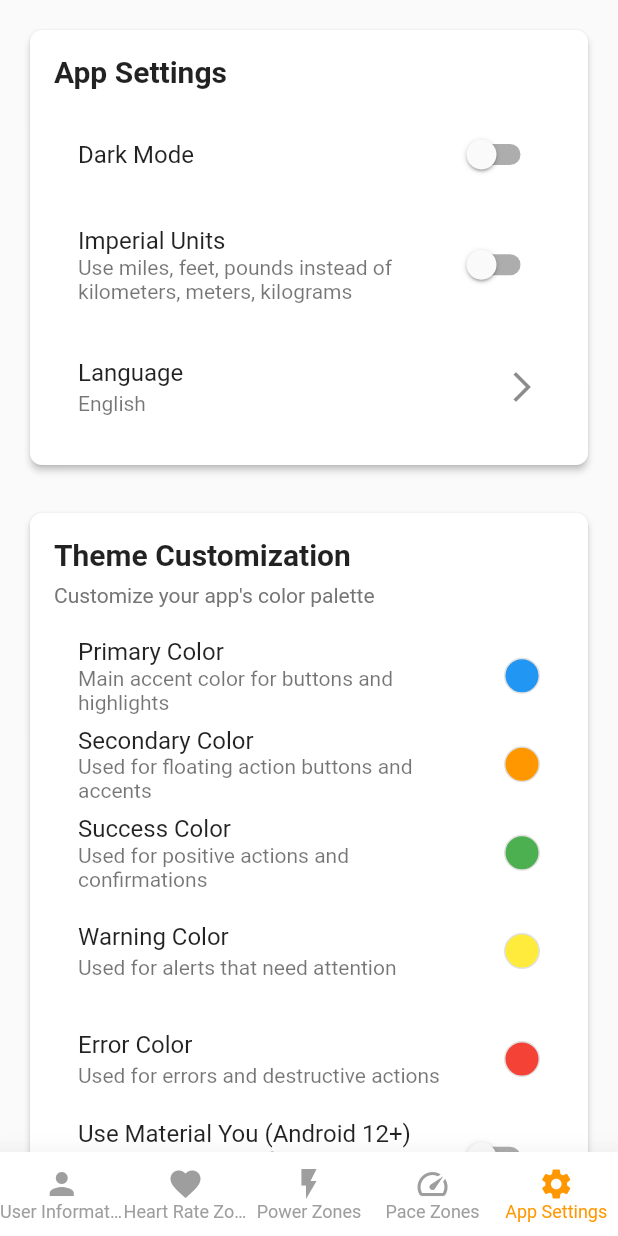
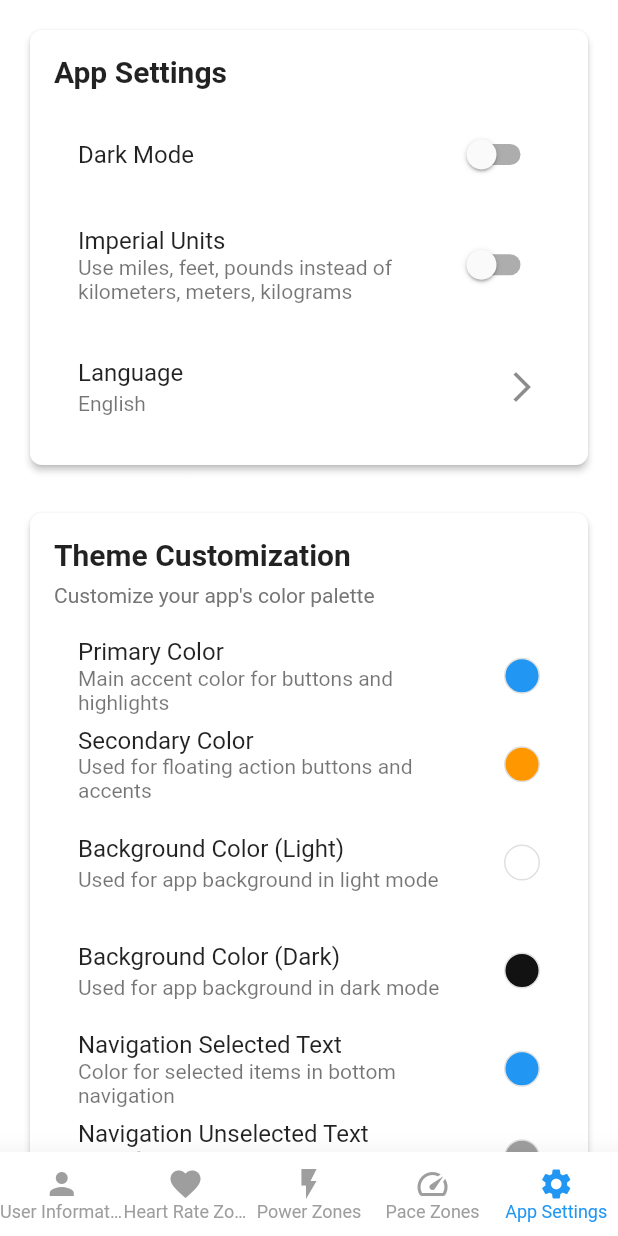
Before and after one commit to jtlab-studio/volt_one, a Flutter app: the ProfileScreen screen opened directly, item 5 of the bottom bar chosen, on a phone screen of 412 x 824 dp. Run offline on Flutter 3.47's test engine with Material 3 defaults, Android fonts, the phone set to English and light mode, and no system bars; our stand-ins replace flutter_riverpod.

Commit message:
Theme customs

```diff
--- a/lib/core/theme/app_theme.dart
+++ b/lib/core/theme/app_theme.dart
@@ -4,7 +4,8 @@ import 'package:flutter_riverpod/flutter_riverpod.dart';
 import 'app_colors.dart';
 import 'app_text_theme.dart';
 
-final themeModeProvider = StateProvider<ThemeMode>((ref) => ThemeMode.system);
+// Set default theme to light mode
+final themeModeProvider = StateProvider<ThemeMode>((ref) => ThemeMode.light);
 
 class AppTheme {
   final ThemeData light;
@@ -57,17 +58,17 @@ final materialThemeProvider = Provider<AppTheme>((ref) {
       colorScheme: ColorScheme.dark(
         primary: AppColors.primary,
         secondary: AppColors.secondary,
-        surface: const Color(0xFF121212), // Changed from background to surface
+        surface: AppColors.darkBackground, // Using our RGBA color
         error: AppColors.error,
       ),
       textTheme: appTextTheme,
       appBarTheme: AppBarTheme(
-        backgroundColor: const Color(0xFF1E1E1E),
+        backgroundColor: AppColors.darkSurface, // Using our RGBA color
         foregroundColor: Colors.white,
         elevation: .0,
       ),
       bottomNavigationBarTheme: BottomNavigationBarThemeData(
-        backgroundColor: const Color(0xFF1E1E1E),
+        backgroundColor: AppColors.darkSurface, // Using our RGBA color
         selectedItemColor: AppColors.primary,
         unselectedItemColor: Colors.grey,
       ),
@@ -82,7 +83,7 @@ final materialThemeProvider = Provider<AppTheme>((ref) {
       ),
       cardTheme: CardTheme(
         elevation: 2,
-        color: const Color(0xFF2C2C2C),
+        color: AppColors.darkCard, // Using our RGBA color
         shape: RoundedRectangleBorder(
           borderRadius: BorderRadius.circular(8),
         ),
--- a/lib/core/theme/theme_provider.dart
+++ b/lib/core/theme/theme_provider.dart
@@ -21,6 +21,10 @@ class ThemeNotifier extends StateNotifier<ThemeSettings> {
           successColor: AppColors.success,
           warningColor: AppColors.warning,
           errorColor: AppColors.error,
+          backgroundColorLight: Colors.white,
+          backgroundColorDark: AppColors.darkBackground,
+          navSelectedTextColor: AppColors.primary,
+          navUnselectedTextColor: Colors.grey,
           useMaterialYou: false,
         ));
 
@@ -44,6 +48,22 @@ class ThemeNotifier extends StateNotifier<ThemeSettings> {
     state = state.copyWith(errorColor: color);
   }
 
+  void updateBackgroundColorLight(Color color) {
+    state = state.copyWith(backgroundColorLight: color);
+  }
+
+  void updateBackgroundColorDark(Color color) {
+    state = state.copyWith(backgroundColorDark: color);
+  }
+
+  void updateNavSelectedTextColor(Color color) {
+    state = state.copyWith(navSelectedTextColor: color);
+  }
+
+  void updateNavUnselectedTextColor(Color color) {
+    state = state.copyWith(navUnselectedTextColor: color);
+  }
+
   void toggleMaterialYou() {
     state = state.copyWith(useMaterialYou: !state.useMaterialYou);
   }
@@ -55,6 +75,10 @@ class ThemeNotifier extends StateNotifier<ThemeSettings> {
       successColor: AppColors.success,
       warningColor: AppColors.warning,
       errorColor: AppColors.error,
+      backgroundColorLight: Colors.white,
+      backgroundColorDark: AppColors.darkBackground,
+      navSelectedTextColor: AppColors.primary,
+      navUnselectedTextColor: Colors.grey,
       useMaterialYou: false,
     );
   }
@@ -73,6 +97,10 @@ class ThemeSettings {
   final Color successColor;
   final Color warningColor;
   final Color errorColor;
+  final Color backgroundColorLight;
+  final Color backgroundColorDark;
+  final Color navSelectedTextColor;
+  final Color navUnselectedTextColor;
   final bool useMaterialYou;
 
   ThemeSettings({
@@ -81,6 +109,10 @@ class ThemeSettings {
     required this.successColor,
     required this.warningColor,
     required this.errorColor,
+    required this.backgroundColorLight,
+    required this.backgroundColorDark,
+    required this.navSelectedTextColor,
+    required this.navUnselectedTextColor,
     required this.useMaterialYou,
   });
 
@@ -90,6 +122,10 @@ class ThemeSettings {
     Color? successColor,
     Color? warningColor,
     Color? errorColor,
+    Color? backgroundColorLight,
+    Color? backgroundColorDark,
+    Color? navSelectedTextColor,
+    Color? navUnselectedTextColor,
     bool? useMaterialYou,
   }) {
     return ThemeSettings(
@@ -98,6 +134,11 @@ class ThemeSettings {
       successColor: successColor ?? this.successColor,
       warningColor: warningColor ?? this.warningColor,
       errorColor: errorColor ?? this.errorColor,
+      backgroundColorLight: backgroundColorLight ?? this.backgroundColorLight,
+      backgroundColorDark: backgroundColorDark ?? this.backgroundColorDark,
+      navSelectedTextColor: navSelectedTextColor ?? this.navSelectedTextColor,
+      navUnselectedTextColor:
+          navUnselectedTextColor ?? this.navUnselectedTextColor,
       useMaterialYou: useMaterialYou ?? this.useMaterialYou,
     );
   }
@@ -151,18 +192,19 @@ final dynamicThemeProvider = Provider<AppTheme>((ref) {
       colorScheme: ColorScheme.light(
         primary: themeSettings.primaryColor,
         secondary: themeSettings.secondaryColor,
-        surface: Colors.white,
+        surface: themeSettings.backgroundColorLight,
         error: themeSettings.errorColor,
       ),
+      scaffoldBackgroundColor: themeSettings.backgroundColorLight,
       appBarTheme: AppBarTheme(
         backgroundColor: themeSettings.primaryColor,
         foregroundColor: Colors.white,
         elevation: 0.0,
       ),
       bottomNavigationBarTheme: BottomNavigationBarThemeData(
-        backgroundColor: Colors.white,
-        selectedItemColor: themeSettings.primaryColor,
-        unselectedItemColor: Colors.grey,
+        backgroundColor: themeSettings.backgroundColorLight,
+        selectedItemColor: themeSettings.navSelectedTextColor,
+        unselectedItemColor: themeSettings.navUnselectedTextColor,
       ),
       elevatedButtonTheme: ElevatedButtonThemeData(
         style: ElevatedButton.styleFrom(
@@ -199,6 +241,7 @@ final dynamicThemeProvider = Provider<AppTheme>((ref) {
         surface: AppColors.darkSurface,
         error: darkenColor(themeSettings.errorColor, 0.1),
       ),
+      scaffoldBackgroundColor: themeSettings.backgroundColorDark,
       appBarTheme: AppBarTheme(
         backgroundColor: AppColors.darkSurface,
         foregroundColor: Colors.white,
@@ -206,8 +249,8 @@ final dynamicThemeProvider = Provider<AppTheme>((ref) {
       ),
       bottomNavigationBarTheme: BottomNavigationBarThemeData(
         backgroundColor: AppColors.darkSurface,
-        selectedItemColor: themeSettings.primaryColor,
-        unselectedItemColor: Colors.grey,
+        selectedItemColor: themeSettings.navSelectedTextColor,
+        unselectedItemColor: themeSettings.navUnselectedTextColor,
       ),
       elevatedButtonTheme: ElevatedButtonThemeData(
         style: ElevatedButton.styleFrom(
--- a/lib/modules/profile/profile_screen.dart
+++ b/lib/modules/profile/profile_screen.dart
@@ -3,6 +3,7 @@
 import 'package:flutter/material.dart';
 import 'package:flutter_riverpod/flutter_riverpod.dart';
 import '../../core/l10n/app_localizations.dart';
+import '../../core/theme/theme_provider.dart';
 import 'screens/app_settings_screen.dart';
 import 'screens/hr_zones_screen.dart';
 import 'screens/power_zones_screen.dart' as power_zones;
@@ -12,9 +13,6 @@ import '../../shared/widgets/global_burger_menu.dart';
 
 // Provider to track the current profile section
 final profileSectionProvider = StateProvider<String>((ref) => 'user_info');
-
-// Orange color to use throughout the app
-final orangeColor = const Color.fromRGBO(255, 152, 0, 1.0);
 
 class ProfileScreen extends ConsumerWidget {
   const ProfileScreen({super.key});
@@ -52,6 +50,8 @@ class ProfileScreen extends ConsumerWidget {
 
   Widget _buildProfileBottomNavBar(BuildContext context, WidgetRef ref,
       String currentSection, AppLocalizations localizations) {
+    final themeSettings = ref.watch(themeSettingsProvider);
+
     return BottomNavigationBar(
       currentIndex: _getProfileNavIndex(currentSection),
       onTap: (index) {
@@ -74,8 +74,8 @@ class ProfileScreen extends ConsumerWidget {
         }
       },
       type: BottomNavigationBarType.fixed,
-      selectedItemColor: orangeColor,
-      unselectedItemColor: Colors.grey,
+      selectedItemColor: themeSettings.navSelectedTextColor,
+      unselectedItemColor: themeSettings.navUnselectedTextColor,
       elevation: 16, // Add elevation for shadow
       iconSize: 24, // Consistent icon size
       selectedFontSize: 12, // Font size for selected items
--- a/lib/modules/profile/screens/app_settings_screen.dart
+++ b/lib/modules/profile/screens/app_settings_screen.dart
@@ -224,76 +224,96 @@ class AppSettingsScreen extends ConsumerWidget {
                   },
                 ),
 
-                // Success Color Selector
+                // Background Color Light Selector
                 ListTile(
-                  title: const Text('Success Color'),
-                  subtitle:
-                      const Text('Used for positive actions and confirmations'),
+                  title: const Text('Background Color (Light)'),
+                  subtitle: const Text('Used for app background in light mode'),
                   trailing: Container(
                     width: 24,
                     height: 24,
                     decoration: BoxDecoration(
-                      color: themeSettings.successColor,
+                      color: themeSettings.backgroundColorLight,
                       shape: BoxShape.circle,
                       border: Border.all(color: Colors.grey.shade300),
                     ),
                   ),
                   onTap: () {
-                    _showColorPicker(
-                        context, 'Success Color', themeSettings.successColor,
-                        (color) {
+                    _showColorPicker(context, 'Background Color (Light)',
+                        themeSettings.backgroundColorLight, (color) {
                       ref
                           .read(themeSettingsProvider.notifier)
-                          .updateSuccessColor(color);
+                          .updateBackgroundColorLight(color);
                     });
                   },
                 ),
 
-                // Warning Color Selector
+                // Background Color Dark Selector
                 ListTile(
-                  title: const Text('Warning Color'),
-                  subtitle: const Text('Used for alerts that need attention'),
+                  title: const Text('Background Color (Dark)'),
+                  subtitle: const Text('Used for app background in dark mode'),
                   trailing: Container(
                     width: 24,
                     height: 24,
                     decoration: BoxDecoration(
-                      color: themeSettings.warningColor,
+                      color: themeSettings.backgroundColorDark,
                       shape: BoxShape.circle,
                       border: Border.all(color: Colors.grey.shade300),
                     ),
                   ),
                   onTap: () {
-                    _showColorPicker(
-                        context, 'Warning Color', themeSettings.warningColor,
-                        (color) {
+                    _showColorPicker(context, 'Background Color (Dark)',
+                        themeSettings.backgroundColorDark, (color) {
                       ref
                           .read(themeSettingsProvider.notifier)
-                          .updateWarningColor(color);
+                          .updateBackgroundColorDark(color);
                     });
                   },
                 ),
 
-                // Error Color Selector
+                // Navigation Selected Text Color Selector
                 ListTile(
-                  title: const Text('Error Color'),
-                  subtitle:
-                      const Text('Used for errors and destructive actions'),
+                  title: const Text('Navigation Selected Text'),
+                  subtitle: const Text(
+                      'Color for selected items in bottom navigation'),
                   trailing: Container(
                     width: 24,
                     height: 24,
                     decoration: BoxDecoration(
-                      color: themeSettings.errorColor,
+                      color: themeSettings.navSelectedTextColor,
                       shape: BoxShape.circle,
                       border: Border.all(color: Colors.grey.shade300),
                     ),
                   ),
                   onTap: () {
-                    _showColorPicker(
-                        context, 'Error Color', themeSettings.errorColor,
-                        (color) {
+                    _showColorPicker(context, 'Navigation Selected Text',
+                        themeSettings.navSelectedTextColor, (color) {
                       ref
                           .read(themeSettingsProvider.notifier)
-                          .updateErrorColor(color);
+                          .updateNavSelectedTextColor(color);
+                    });
+                  },
+                ),
+
+                // Navigation Unselected Text Color Selector
+                ListTile(
+                  title: const Text('Navigation Unselected Text'),
+                  subtitle: const Text(
+                      'Color for unselected items in bottom navigation'),
+                  trailing: Container(
+                    width: 24,
+                    height: 24,
+                    decoration: BoxDecoration(
+                      color: themeSettings.navUnselectedTextColor,
+                      shape: BoxShape.circle,
+                      border: Border.all(color: Colors.grey.shade300),
+                    ),
+                  ),
+                  onTap: () {
+                    _showColorPicker(context, 'Navigation Unselected Text',
+                        themeSettings.navUnselectedTextColor, (color) {
+                      ref
+                          .read(themeSettingsProvider.notifier)
+                          .updateNavUnselectedTextColor(color);
                     });
                   },
                 ),
@@ -419,9 +439,14 @@ class AppSettingsScreen extends ConsumerWidget {
     final primaryColor = isLight
         ? settings.primaryColor
         : _darkenColor(settings.primaryColor, 0.2);
-    final backgroundColor = isLight ? Colors.white : const Color(0xFF121212);
+    final backgroundColor =
+        isLight ? settings.backgroundColorLight : settings.backgroundColorDark;
     final textColor = isLight ? Colors.black87 : Colors.white;
     final cardColor = isLight ? Colors.white : const Color(0xFF2C2C2C);
+
+    // Navigation preview colors
+    final navSelectedColor = settings.navSelectedTextColor;
+    final navUnselectedColor = settings.navUnselectedTextColor;
 
     return Container(
       padding: const EdgeInsets.all(8),
@@ -484,6 +509,25 @@ class AppSettingsScreen extends ConsumerWidget {
                     ),
                   ),
                 ),
+              ],
+            ),
+          ),
+
+          const SizedBox(height: 8),
+
+          // Navigation Preview
+          Container(
+            padding: const EdgeInsets.all(4),
+            decoration: BoxDecoration(
+              color: cardColor,
+              borderRadius: BorderRadius.circular(4),
+            ),
+            child: Row(
+              mainAxisAlignment: MainAxisAlignment.spaceAround,
+              children: [
+                Icon(Icons.home, color: navUnselectedColor, size: 16),
+                Icon(Icons.directions_run, color: navSelectedColor, size: 16),
+                Icon(Icons.map, color: navUnselectedColor, size: 16),
               ],
             ),
           ),
```
Also changed, not shown: lib/modules/home/screens/main_dashboard_screen.dart (+31 -17 lines), lib/shared/widgets/bottom_navigation_helper.dart (+28 -4 lines), lib/shared/widgets/consistent_bottom_navigation.dart (+9 -4 lines), lib/core/theme/color_palettes.dart (added).
